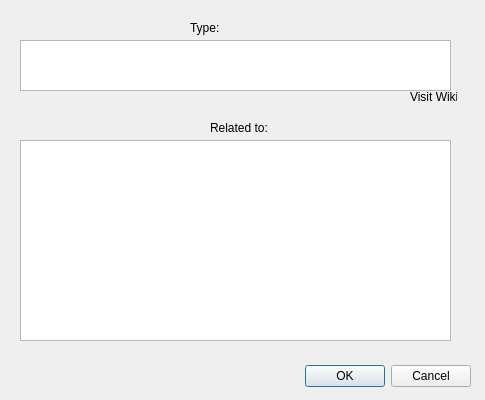
Qt form infowindow.ui (hrafnkelli14/Verklegt-verkefni-3) before a commit.
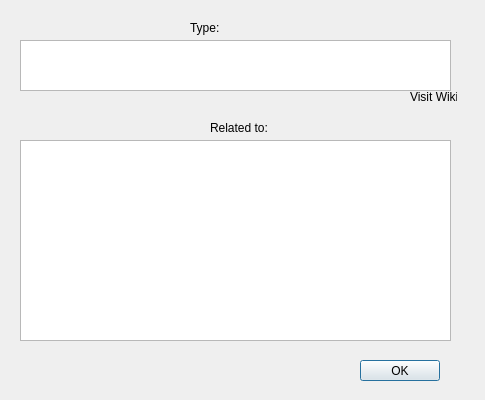
The same form after that commit.

Commit message: minor modifications to info window

```diff
--- a/infowindow.ui
+++ b/infowindow.ui
@@ -13,22 +13,6 @@
   <property name="windowTitle">
    <string>Dialog</string>
   </property>
-  <widget class="QDialogButtonBox" name="buttonBox">
-   <property name="geometry">
-    <rect>
-     <x>130</x>
-     <y>360</y>
-     <width>341</width>
-     <height>32</height>
-    </rect>
-   </property>
-   <property name="orientation">
-    <enum>Qt::Horizontal</enum>
-   </property>
-   <property name="standardButtons">
-    <set>QDialogButtonBox::Cancel|QDialogButtonBox::Ok</set>
-   </property>
-  </widget>
   <widget class="QLabel" name="wikiLabel">
    <property name="geometry">
     <rect>
@@ -88,6 +72,19 @@
     <string>Type:</string>
    </property>
   </widget>
+  <widget class="QPushButton" name="pushButton">
+   <property name="geometry">
+    <rect>
+     <x>360</x>
+     <y>360</y>
+     <width>80</width>
+     <height>21</height>
+    </rect>
+   </property>
+   <property name="text">
+    <string>OK</string>
+   </property>
+  </widget>
  </widget>
  <resources/>
  <connections>
```
Left out of the diff: 35 changed lines with no effect on the pictures. The commit also changes 3 other files.
